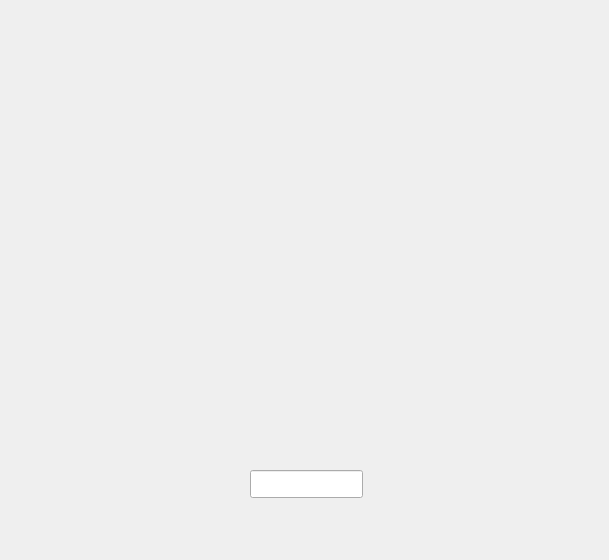
Above: Zork/wordle.ui from lukeol11/ZorkProject before the change. Below: the same form after it.
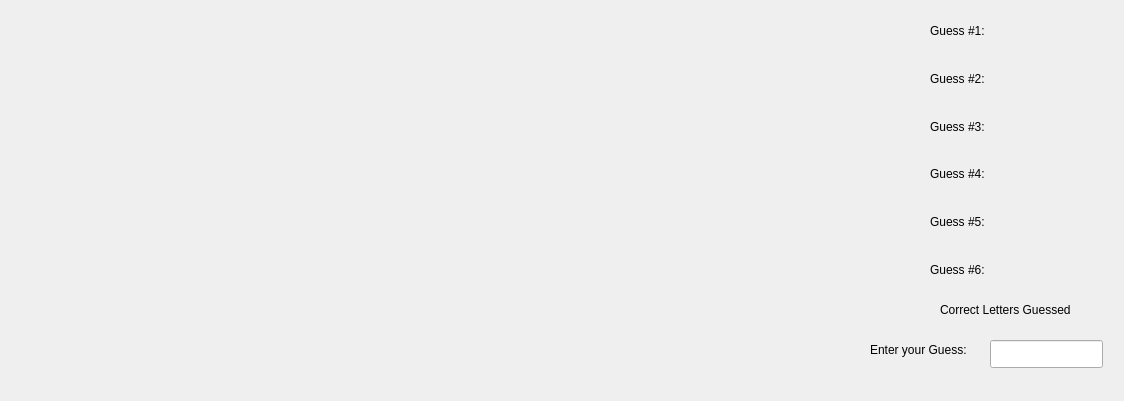
That is the form after the change.

The edit to the form file:
```diff
--- a/Zork/wordle.ui
+++ b/Zork/wordle.ui
@@ -6,8 +6,8 @@
    <rect>
     <x>0</x>
     <y>0</y>
-    <width>609</width>
-    <height>560</height>
+    <width>1124</width>
+    <height>401</height>
    </rect>
   </property>
   <property name="windowTitle">
@@ -16,80 +16,148 @@
   <widget class="QLineEdit" name="entryBox">
    <property name="geometry">
     <rect>
-     <x>250</x>
-     <y>470</y>
+     <x>990</x>
+     <y>340</y>
      <width>113</width>
      <height>28</height>
     </rect>
    </property>
   </widget>
-  <widget class="QWidget" name="verticalLayoutWidget">
+  <widget class="QLabel" name="guessedBox">
    <property name="geometry">
     <rect>
-     <x>210</x>
-     <y>120</y>
-     <width>160</width>
-     <height>157</height>
+     <x>990</x>
+     <y>320</y>
+     <width>63</width>
+     <height>20</height>
     </rect>
    </property>
-   <layout class="QVBoxLayout" name="verticalLayout">
-    <item>
+   <property name="text">
+    <string/>
+   </property>
+  </widget>
+  <widget class="QLabel" name="label">
+   <property name="geometry">
+    <rect>
+     <x>870</x>
+     <y>340</y>
+     <width>121</width>
+     <height>20</height>
+    </rect>
+   </property>
+   <property name="text">
+    <string>Enter your Guess:</string>
+   </property>
+  </widget>
+  <widget class="QLabel" name="label_7">
+   <property name="geometry">
+    <rect>
+     <x>940</x>
+     <y>300</y>
+     <width>161</width>
+     <height>20</height>
+    </rect>
+   </property>
+   <property name="text">
+    <string>Correct Letters Guessed</string>
+   </property>
+  </widget>
+  <widget class="QWidget" name="gridLayoutWidget">
+   <property name="geometry">
+    <rect>
+     <x>930</x>
+     <y>10</y>
+     <width>161</width>
+     <height>281</height>
+    </rect>
+   </property>
+   <layout class="QGridLayout" name="gridLayout">
+    <item row="0" column="1">
      <widget class="QLabel" name="label_1">
       <property name="text">
        <string/>
       </property>
      </widget>
     </item>
-    <item>
-     <widget class="QLabel" name="label_2">
-      <property name="text">
-       <string/>
-      </property>
-     </widget>
-    </item>
-    <item>
-     <widget class="QLabel" name="label_3">
-      <property name="text">
-       <string/>
-      </property>
-     </widget>
-    </item>
-    <item>
+    <item row="3" column="1">
      <widget class="QLabel" name="label_4">
       <property name="text">
        <string/>
       </property>
      </widget>
     </item>
-    <item>
+    <item row="4" column="1">
      <widget class="QLabel" name="label_5">
       <property name="text">
        <string/>
       </property>
      </widget>
     </item>
-    <item>
+    <item row="1" column="1">
+     <widget class="QLabel" name="label_2">
+      <property name="text">
+       <string/>
+      </property>
+     </widget>
+    </item>
+    <item row="2" column="1">
+     <widget class="QLabel" name="label_3">
+      <property name="text">
+       <string/>
+      </property>
+     </widget>
+    </item>
+    <item row="5" column="1">
      <widget class="QLabel" name="label_6">
       <property name="text">
        <string/>
       </property>
      </widget>
     </item>
+    <item row="0" column="0">
+     <widget class="QLabel" name="label_8">
+      <property name="text">
+       <string>Guess #1:</string>
+      </property>
+     </widget>
+    </item>
+    <item row="1" column="0">
+     <widget class="QLabel" name="label_9">
+      <property name="text">
+       <string>Guess #2:</string>
+      </property>
+     </widget>
+    </item>
+    <item row="2" column="0">
+     <widget class="QLabel" name="label_10">
+      <property name="text">
+       <string>Guess #3:</string>
+      </property>
+     </widget>
+    </item>
+    <item row="3" column="0">
+     <widget class="QLabel" name="label_11">
+      <property name="text">
+       <string>Guess #4:</string>
+      </property>
+     </widget>
+    </item>
+    <item row="4" column="0">
+     <widget class="QLabel" name="label_12">
+      <property name="text">
+       <string>Guess #5:</string>
+      </property>
+     </widget>
+    </item>
+    <item row="5" column="0">
+     <widget class="QLabel" name="label_13">
+      <property name="text">
+       <string>Guess #6:</string>
+      </property>
+     </widget>
+    </item>
    </layout>
   </widget>
-  <widget class="QLabel" name="guessedBox">
-   <property name="geometry">
-    <rect>
-     <x>460</x>
-     <y>390</y>
-     <width>63</width>
-     <height>20</height>
-    </rect>
-   </property>
-   <property name="text">
-    <string/>
-   </property>
-  </widget>
  </widget>
  <resources/>
  <connections/>
```
